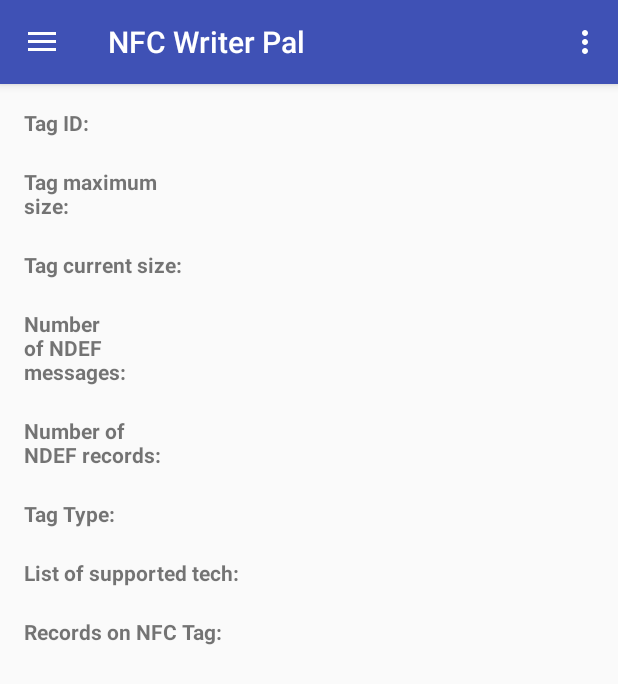
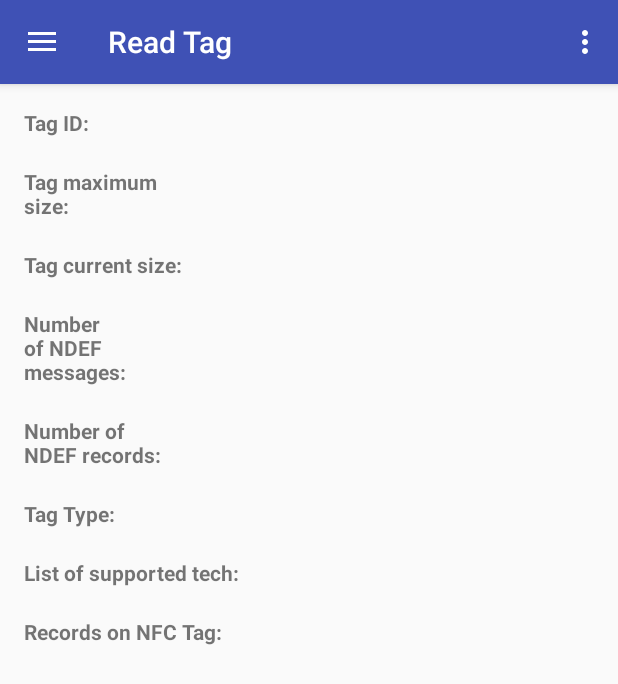
Before and after one commit to seanc123/NFC-Writer-Pal, an Android app: the ReadActivity screen opened directly, with no data from a screen before it, on a phone screen of 412 x 824 dp. Shown: the top 684 px of the screen. Run offline under Robolectric (Android 15) with nearby library versions, the phone set to English and light mode, and no system bars; libraries missing offline, so code that uses them is left out: org.ndeftools, org.ndeftools.externaltype, org.ndeftools.wellknown; 1 statement that could not run was skipped.

Commit message:
Read Activity Heading changed

```diff
--- a/NFCWriterPal/app/src/main/java/com/apps/seanc/nfcwriterpal/ActivityHandlers/ReadActivity.java
+++ b/NFCWriterPal/app/src/main/java/com/apps/seanc/nfcwriterpal/ActivityHandlers/ReadActivity.java
@@ -58,7 +58,7 @@
         setContentView(R.layout.activity_read);
         Toolbar toolbar = (Toolbar) findViewById(R.id.toolbar);
         setSupportActionBar(toolbar);
-        getSupportActionBar().setTitle(R.string.app_name);
+        getSupportActionBar().setTitle(R.string.title_activity_read);
 
         DrawerLayout drawer = (DrawerLayout) findViewById(R.id.drawer_layout);
         ActionBarDrawerToggle toggle = new ActionBarDrawerToggle(
--- a/NFCWriterPal/app/src/main/res/values/strings.xml
+++ b/NFCWriterPal/app/src/main/res/values/strings.xml
@@ -44,7 +44,7 @@
 
     <string name="write_result_zero">Write Operation Successful</string>
     <string name="write_result_default">NULL</string>
-    <string name="title_activity_read">ReadActivity</string>
+    <string name="title_activity_read">Read Tag</string>
     <string name="title_activity_message_selection">Message Selection</string>
 
 
@@ -85,7 +85,7 @@
     <string name="ms_hms">Home Management System</string>
 
 
-    <string name="title_activity_write">WriteActivity</string>
+    <string name="title_activity_write">Write To Tag</string>
 
 
     <string name="write_header_request_type">Request Type:</string>
```
